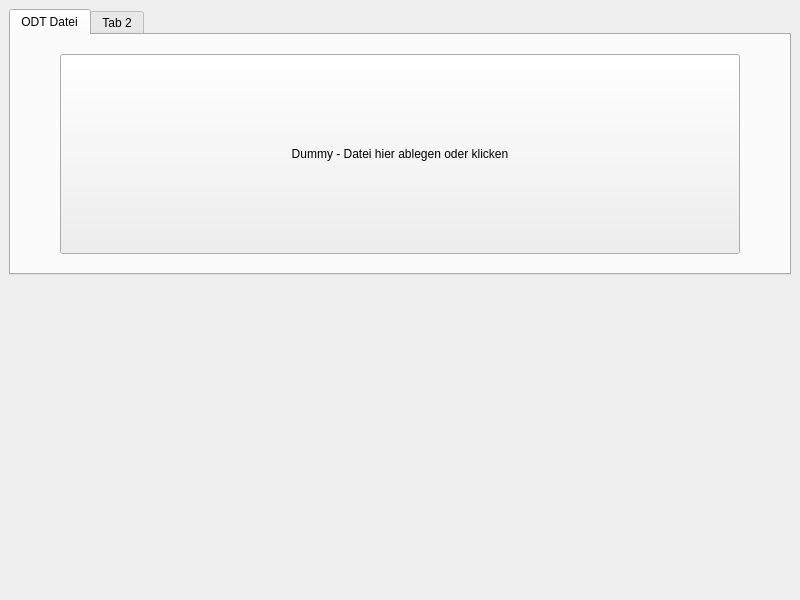
Above: src/ui_main.ui from SManAT/ODT2Html before the change. Below: the same form after it.
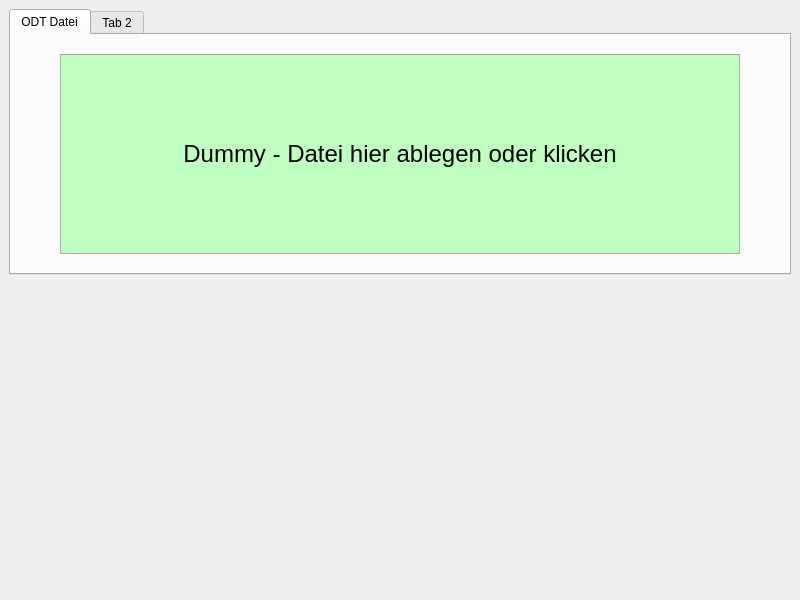
That is the form after the change.

```diff
--- a/src/ui_main.ui
+++ b/src/ui_main.ui
@@ -47,6 +47,11 @@
                  <height>200</height>
                 </size>
                </property>
+               <property name="styleSheet">
+                <string notr="true">background-color: #bfffbf;
+font-size: 18pt;
+border: 1px solid #aaaaaa;</string>
+               </property>
                <property name="text">
                 <string>Dummy - Datei hier ablegen oder klicken</string>
                </property>
```
